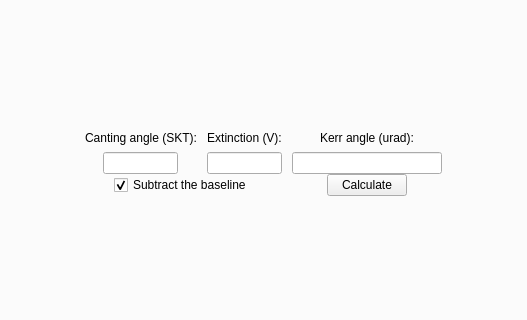
mlz-ictrl/nicos, file nicos_jcns/moke01/gui/mokehistory.ui: the form before one commit; both pictures show x 345 to 872 and y 152 to 472 of the 960 by 600 pixel window.
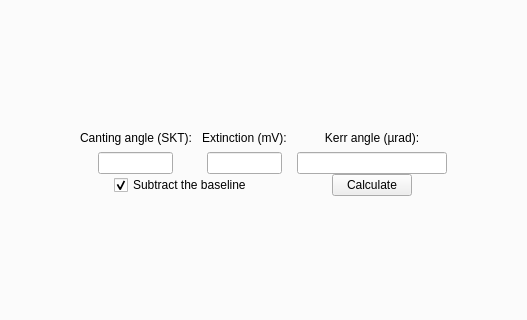
The form after the commit.

```diff
--- a/nicos_jcns/moke01/gui/mokehistory.ui
+++ b/nicos_jcns/moke01/gui/mokehistory.ui
@@ -149,7 +149,7 @@
             </size>
            </property>
            <property name="text">
-            <string>Extinction (V):</string>
+            <string>Extinction (mV):</string>
            </property>
            <property name="alignment">
             <set>Qt::AlignCenter</set>
@@ -260,7 +260,7 @@
             </size>
            </property>
            <property name="text">
-            <string>Kerr angle (urad):</string>
+            <string>Kerr angle (µrad):</string>
            </property>
            <property name="alignment">
             <set>Qt::AlignCenter</set>
```
